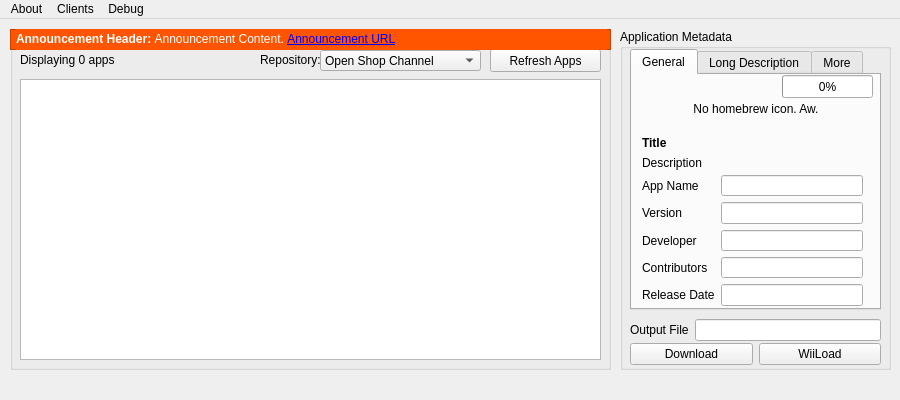
Before: the Qt Designer form gui/united.ui in dhtdht020/osc-dl, drawn with Qt 5.
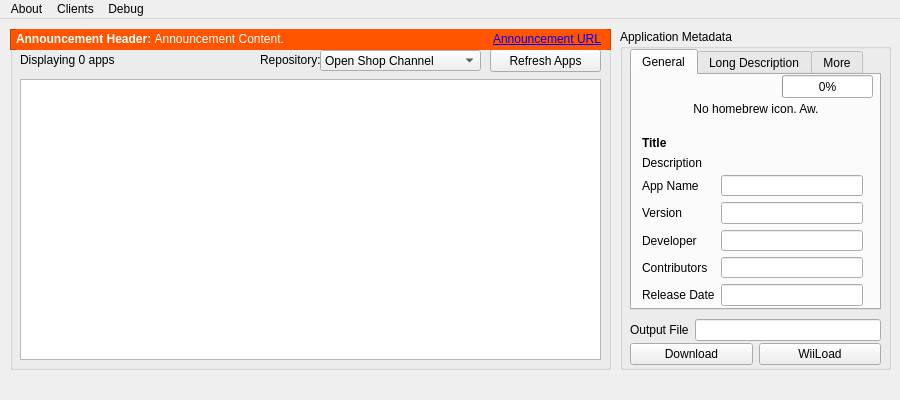
After: the same form once the commit is applied.

Commit message: Announcement: First functional implementation

```diff
--- a/gui/united.ui
+++ b/gui/united.ui
@@ -157,7 +157,29 @@
        </rect>
       </property>
       <property name="text">
-       <string>&lt;html&gt;&lt;head/&gt;&lt;body&gt;&lt;p&gt;&lt;span style=&quot; font-weight:600;&quot;&gt;Announcement Header: &lt;/span&gt;Announcement Content. &lt;a href=&quot;https://google.com&quot;&gt;&lt;span style=&quot; text-decoration: underline; color:#0000ff;&quot;&gt;Announcement URL&lt;/span&gt;&lt;/a&gt;&lt;/p&gt;&lt;/body&gt;&lt;/html&gt;</string>
+       <string>&lt;html&gt;&lt;head/&gt;&lt;body&gt;&lt;p&gt;&lt;span style=&quot; font-weight:600;&quot;&gt;Announcement Header: &lt;/span&gt;Announcement Content.&lt;/p&gt;&lt;/body&gt;&lt;/html&gt;</string>
+      </property>
+      <property name="openExternalLinks">
+       <bool>true</bool>
+      </property>
+     </widget>
+     <widget class="QLabel" name="announcementURLLabel">
+      <property name="geometry">
+       <rect>
+        <x>340</x>
+        <y>0</y>
+        <width>251</width>
+        <height>21</height>
+       </rect>
+      </property>
+      <property name="styleSheet">
+       <string notr="true">background-color: rgba(255, 255, 255, 0);</string>
+      </property>
+      <property name="text">
+       <string>&lt;html&gt;&lt;head/&gt;&lt;body&gt;&lt;p&gt;&lt;a href=&quot;https://google.com&quot;&gt;&lt;span style=&quot; text-decoration: underline; color:#0000ff;&quot;&gt;Announcement URL&lt;/span&gt;&lt;/a&gt;&lt;/p&gt;&lt;/body&gt;&lt;/html&gt;</string>
+      </property>
+      <property name="alignment">
+       <set>Qt::AlignRight|Qt::AlignTrailing|Qt::AlignVCenter</set>
       </property>
       <property name="openExternalLinks">
        <bool>true</bool>
```
The commit also changes 3 other files.
